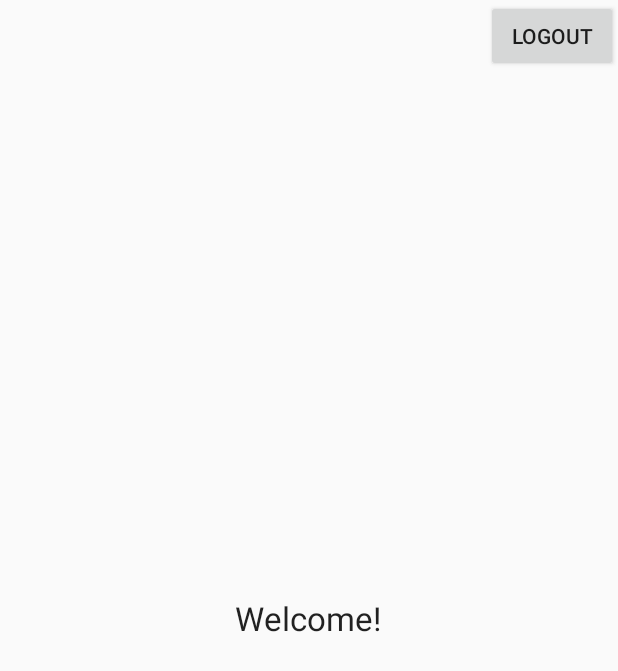
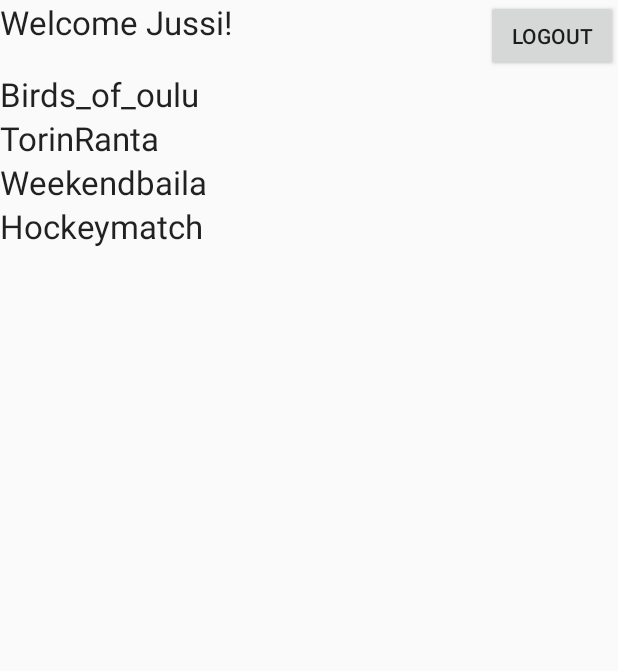
Before and after one commit to Silvergrail/Serendipity, an Android app: the MainActivity screen opened directly, with no data from a screen before it, on a phone screen of 412 x 824 dp. Shown: the top 671 px of the screen. Run offline under Robolectric (Android 15) with nearby library versions, the light colour scheme and no system bars.

Commit message:
Did a quick mockup of the Main activity for the client

```diff
--- a/app/src/main/AndroidManifest.xml
+++ b/app/src/main/AndroidManifest.xml
@@ -79,7 +79,7 @@
             android:name=".MainActivity"
             android:label="Main">
             <intent-filter>
-                <action android:name="com.sauvola.jussi.serendipity.MMainActivity" />
+                <action android:name="com.sauvola.jussi.serendipity.MainActivity" />
                 <category android:name="android.intent.category.DEFAULT" />
             </intent-filter>
         </activity>
--- a/app/src/main/java/com/sauvola/jussi/serendipity/MainActivity.java
+++ b/app/src/main/java/com/sauvola/jussi/serendipity/MainActivity.java
@@ -19,11 +19,11 @@ public class MainActivity extends Activity {
         super.onCreate(savedInstanceState);
         setContentView(R.layout.activity_main);
 
-        logout_button = (Button) findViewById(R.id.logout_button);
+        logout_button = (Button) findViewById(R.id.log_out);
         logout_button.setOnClickListener(new View.OnClickListener() {
             @Override
             public void onClick(View view) {
-                startActivity(new Intent(getApplicationContext(),LoginActivity.class));
+                startActivity(new Intent(getApplicationContext(),FirstActivity.class));
             }
         });
     }
--- a/app/src/main/res/layout/activity_login.xml
+++ b/app/src/main/res/layout/activity_login.xml
@@ -73,12 +73,6 @@
                 android:text="@string/action_sign_in"
                 android:textStyle="bold" />
 
-            <Button
-                android:layout_width="match_parent"
-                android:layout_height="wrap_content"
-                android:text="SERENDIPITY MAP"
-                android:id="@+id/map_button" />
-
         </LinearLayout>
     </ScrollView>
 
--- a/app/src/main/res/layout/activity_main.xml
+++ b/app/src/main/res/layout/activity_main.xml
@@ -1,22 +1,62 @@
 <?xml version="1.0" encoding="utf-8"?>
 <RelativeLayout xmlns:android="http://schemas.android.com/apk/res/android"
     android:layout_width="match_parent" android:layout_height="match_parent">
+
+    <Button
+        android:layout_width="wrap_content"
+        android:layout_height="wrap_content"
+        android:text="Logout"
+        android:id="@+id/log_out"
+        android:layout_alignParentTop="true"
+        android:layout_alignParentRight="true"
+        android:layout_alignParentEnd="true" />
 
     <TextView
         android:layout_width="wrap_content"
         android:layout_height="wrap_content"
         android:textAppearance="?android:attr/textAppearanceLarge"
-        android:text="Welcome!"
-        android:id="@+id/welcometext"
-        android:layout_centerVertical="true"
-        android:layout_centerHorizontal="true" />
+        android:text="Welcome Jussi!"
+        android:id="@+id/textView"
+        android:layout_alignParentTop="true"
+        android:layout_alignParentLeft="true"
+        android:layout_alignParentStart="true" />
 
-    <Button
-        android:layout_width="wrap_content"
-        android:layout_height="wrap_content"
-        android:text="LOGOUT"
-        android:id="@+id/logout_button"
-        android:layout_alignParentTop="true"
-        android:layout_alignParentRight="true"
-        android:layout_alignParentEnd="true" />
+    <LinearLayout
+        android:orientation="vertical"
+        android:layout_width="match_parent"
+        android:layout_height="match_parent"
+        android:layout_below="@+id/log_out"
+        android:layout_alignParentLeft="true"
+        android:layout_alignParentStart="true">
+
+        <TextView
+            android:layout_width="151dp"
+            android:layout_height="wrap_content"
+            android:textAppearance="?android:attr/textAppearanceLarge"
+            android:text="Birds_of_oulu    "
+            android:id="@+id/textView2" />
+
+        <TextView
+            android:layout_width="wrap_content"
+            android:layout_height="wrap_content"
+            android:textAppearance="?android:attr/textAppearanceLarge"
+            android:text="TorinRanta"
+            android:id="@+id/textView3" />
+
+        <TextView
+            android:layout_width="wrap_content"
+            android:layout_height="wrap_content"
+            android:textAppearance="?android:attr/textAppearanceLarge"
+            android:text="Weekendbaila"
+            android:id="@+id/textView4" />
+
+        <TextView
+            android:layout_width="wrap_content"
+            android:layout_height="wrap_content"
+            android:textAppearance="?android:attr/textAppearanceLarge"
+            android:text="Hockeymatch"
+            android:id="@+id/textView5" />
+
+    </LinearLayout>
+
 </RelativeLayout>
```
Also changed, not shown: app/src/main/java/com/sauvola/jussi/serendipity/LoginActivity.java (+44 -36 lines).
